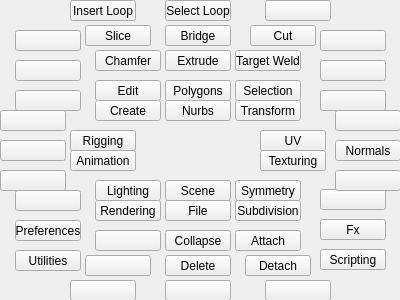
This is tk_ui/main.ui in m3trik/Scripts_portable as Qt 5 draws it before an edit. The edited form follows.
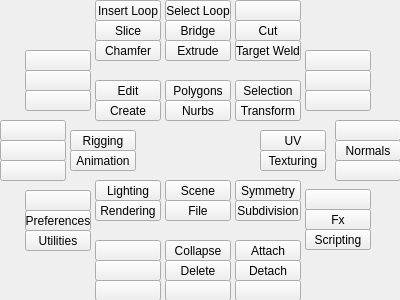
This is the edited form.

What changed in the file:
```diff
--- a/tk_ui/main.ui
+++ b/tk_ui/main.ui
@@ -448,107 +448,13 @@
      <string>Selection</string>
     </property>
    </widget>
-   <widget class="QWidget" name="r000" native="true">
-    <property name="geometry">
-     <rect>
-      <x>95</x>
-      <y>50</y>
-      <width>206</width>
-      <height>21</height>
-     </rect>
-    </property>
-    <widget class="QPushButton" name="v000">
-     <property name="geometry">
-      <rect>
-       <x>70</x>
-       <y>0</y>
-       <width>66</width>
-       <height>21</height>
-      </rect>
-     </property>
-     <property name="minimumSize">
-      <size>
-       <width>0</width>
-       <height>21</height>
-      </size>
-     </property>
-     <property name="maximumSize">
-      <size>
-       <width>16777215</width>
-       <height>21</height>
-      </size>
-     </property>
-     <property name="toolTip">
-      <string>Extrude</string>
-     </property>
-     <property name="text">
-      <string>Extrude</string>
-     </property>
-    </widget>
-    <widget class="QPushButton" name="v010">
-     <property name="geometry">
-      <rect>
-       <x>0</x>
-       <y>0</y>
-       <width>66</width>
-       <height>21</height>
-      </rect>
-     </property>
-     <property name="minimumSize">
-      <size>
-       <width>0</width>
-       <height>21</height>
-      </size>
-     </property>
-     <property name="maximumSize">
-      <size>
-       <width>16777215</width>
-       <height>21</height>
-      </size>
-     </property>
-     <property name="toolTip">
-      <string/>
-     </property>
-     <property name="text">
-      <string>Chamfer</string>
-     </property>
-    </widget>
-    <widget class="QPushButton" name="v011">
-     <property name="geometry">
-      <rect>
-       <x>140</x>
-       <y>0</y>
-       <width>66</width>
-       <height>21</height>
-      </rect>
-     </property>
-     <property name="minimumSize">
-      <size>
-       <width>0</width>
-       <height>21</height>
-      </size>
-     </property>
-     <property name="maximumSize">
-      <size>
-       <width>16777215</width>
-       <height>21</height>
-      </size>
-     </property>
-     <property name="toolTip">
-      <string/>
-     </property>
-     <property name="text">
-      <string>Target Weld</string>
-     </property>
-    </widget>
-   </widget>
    <widget class="QWidget" name="r001" native="true">
     <property name="geometry">
      <rect>
       <x>95</x>
-      <y>230</y>
+      <y>240</y>
       <width>206</width>
-      <height>21</height>
+      <height>61</height>
      </rect>
     </property>
     <widget class="QPushButton" name="v005">
@@ -635,6 +541,174 @@
       <string/>
      </property>
     </widget>
+    <widget class="QPushButton" name="v017">
+     <property name="geometry">
+      <rect>
+       <x>0</x>
+       <y>20</y>
+       <width>66</width>
+       <height>21</height>
+      </rect>
+     </property>
+     <property name="minimumSize">
+      <size>
+       <width>0</width>
+       <height>21</height>
+      </size>
+     </property>
+     <property name="maximumSize">
+      <size>
+       <width>16777215</width>
+       <height>21</height>
+      </size>
+     </property>
+     <property name="toolTip">
+      <string/>
+     </property>
+     <property name="text">
+      <string/>
+     </property>
+    </widget>
+    <widget class="QPushButton" name="v004">
+     <property name="geometry">
+      <rect>
+       <x>70</x>
+       <y>20</y>
+       <width>66</width>
+       <height>21</height>
+      </rect>
+     </property>
+     <property name="minimumSize">
+      <size>
+       <width>0</width>
+       <height>21</height>
+      </size>
+     </property>
+     <property name="maximumSize">
+      <size>
+       <width>16777215</width>
+       <height>21</height>
+      </size>
+     </property>
+     <property name="toolTip">
+      <string>Delete</string>
+     </property>
+     <property name="text">
+      <string>Delete</string>
+     </property>
+    </widget>
+    <widget class="QPushButton" name="v008">
+     <property name="geometry">
+      <rect>
+       <x>140</x>
+       <y>20</y>
+       <width>66</width>
+       <height>21</height>
+      </rect>
+     </property>
+     <property name="minimumSize">
+      <size>
+       <width>0</width>
+       <height>21</height>
+      </size>
+     </property>
+     <property name="maximumSize">
+      <size>
+       <width>16777215</width>
+       <height>21</height>
+      </size>
+     </property>
+     <property name="toolTip">
+      <string/>
+     </property>
+     <property name="text">
+      <string>Detach</string>
+     </property>
+    </widget>
+    <widget class="QPushButton" name="v016">
+     <property name="geometry">
+      <rect>
+       <x>0</x>
+       <y>40</y>
+       <width>66</width>
+       <height>21</height>
+      </rect>
+     </property>
+     <property name="minimumSize">
+      <size>
+       <width>0</width>
+       <height>21</height>
+      </size>
+     </property>
+     <property name="maximumSize">
+      <size>
+       <width>16777215</width>
+       <height>21</height>
+      </size>
+     </property>
+     <property name="toolTip">
+      <string/>
+     </property>
+     <property name="text">
+      <string/>
+     </property>
+    </widget>
+    <widget class="QPushButton" name="v015">
+     <property name="geometry">
+      <rect>
+       <x>70</x>
+       <y>40</y>
+       <width>66</width>
+       <height>21</height>
+      </rect>
+     </property>
+     <property name="minimumSize">
+      <size>
+       <width>0</width>
+       <height>21</height>
+      </size>
+     </property>
+     <property name="maximumSize">
+      <size>
+       <width>16777215</width>
+       <height>21</height>
+      </size>
+     </property>
+     <property name="toolTip">
+      <string/>
+     </property>
+     <property name="text">
+      <string/>
+     </property>
+    </widget>
+    <widget class="QPushButton" name="v019">
+     <property name="geometry">
+      <rect>
+       <x>140</x>
+       <y>40</y>
+       <width>66</width>
+       <height>21</height>
+      </rect>
+     </property>
+     <property name="minimumSize">
+      <size>
+       <width>0</width>
+       <height>21</height>
+      </size>
+     </property>
+     <property name="maximumSize">
+      <size>
+       <width>16777215</width>
+       <height>21</height>
+      </size>
+     </property>
+     <property name="toolTip">
+      <string/>
+     </property>
+     <property name="text">
+      <string/>
+     </property>
+    </widget>
    </widget>
    <widget class="QWidget" name="r005" native="true">
     <property name="geometry">
@@ -648,7 +722,7 @@
     <widget class="QPushButton" name="v027">
      <property name="geometry">
       <rect>
-       <x>20</x>
+       <x>5</x>
        <y>60</y>
        <width>66</width>
        <height>21</height>
@@ -670,105 +744,14 @@
       <string/>
      </property>
      <property name="text">
-      <string/>
-     </property>
-    </widget>
-    <widget class="QPushButton" name="v022">
-     <property name="geometry">
-      <rect>
-       <x>20</x>
-       <y>0</y>
-       <width>66</width>
-       <height>21</height>
-      </rect>
-     </property>
-     <property name="minimumSize">
-      <size>
-       <width>0</width>
-       <height>21</height>
-      </size>
-     </property>
-     <property name="maximumSize">
-      <size>
-       <width>16777215</width>
-       <height>21</height>
-      </size>
-     </property>
-     <property name="toolTip">
-      <string/>
-     </property>
-     <property name="text">
-      <string/>
-     </property>
-    </widget>
-    <widget class="QPushButton" name="v029">
-     <property name="geometry">
-      <rect>
-       <x>20</x>
-       <y>30</y>
-       <width>66</width>
-       <height>21</height>
-      </rect>
-     </property>
-     <property name="minimumSize">
-      <size>
-       <width>0</width>
-       <height>21</height>
-      </size>
-     </property>
-     <property name="maximumSize">
-      <size>
-       <width>16777215</width>
-       <height>21</height>
-      </size>
-     </property>
-     <property name="toolTip">
-      <string/>
-     </property>
-     <property name="text">
-      <string/>
-     </property>
-    </widget>
-   </widget>
-   <widget class="QWidget" name="r004" native="true">
-    <property name="geometry">
-     <rect>
-      <x>0</x>
-      <y>30</y>
-      <width>96</width>
-      <height>81</height>
-     </rect>
-    </property>
-    <widget class="QPushButton" name="v024">
-     <property name="geometry">
-      <rect>
-       <x>15</x>
-       <y>60</y>
-       <width>66</width>
-       <height>21</height>
-      </rect>
-     </property>
-     <property name="minimumSize">
-      <size>
-       <width>0</width>
-       <height>21</height>
-      </size>
-     </property>
-     <property name="maximumSize">
-      <size>
-       <width>16777215</width>
-       <height>21</height>
-      </size>
-     </property>
-     <property name="toolTip">
       <string/>
      </property>
     </widget>
     <widget class="QPushButton" name="v025">
      <property name="geometry">
       <rect>
-       <x>15</x>
-       <y>0</y>
+       <x>5</x>
+       <y>20</y>
        <width>66</width>
        <height>21</height>
       </rect>
@@ -792,8 +775,8 @@
     <widget class="QPushButton" name="v026">
      <property name="geometry">
       <rect>
-       <x>15</x>
-       <y>30</y>
+       <x>5</x>
+       <y>40</y>
        <width>66</width>
        <height>21</height>
       </rect>
@@ -815,6 +798,97 @@
      </property>
     </widget>
    </widget>
+   <widget class="QWidget" name="r004" native="true">
+    <property name="geometry">
+     <rect>
+      <x>0</x>
+      <y>30</y>
+      <width>96</width>
+      <height>81</height>
+     </rect>
+    </property>
+    <widget class="QPushButton" name="v024">
+     <property name="geometry">
+      <rect>
+       <x>25</x>
+       <y>60</y>
+       <width>66</width>
+       <height>21</height>
+      </rect>
+     </property>
+     <property name="minimumSize">
+      <size>
+       <width>0</width>
+       <height>21</height>
+      </size>
+     </property>
+     <property name="maximumSize">
+      <size>
+       <width>16777215</width>
+       <height>21</height>
+      </size>
+     </property>
+     <property name="toolTip">
+      <string/>
+     </property>
+    </widget>
+    <widget class="QPushButton" name="v022">
+     <property name="geometry">
+      <rect>
+       <x>25</x>
+       <y>20</y>
+       <width>66</width>
+       <height>21</height>
+      </rect>
+     </property>
+     <property name="minimumSize">
+      <size>
+       <width>0</width>
+       <height>21</height>
+      </size>
+     </property>
+     <property name="maximumSize">
+      <size>
+       <width>16777215</width>
+       <height>21</height>
+      </size>
+     </property>
+     <property name="toolTip">
+      <string/>
+     </property>
+     <property name="text">
+      <string/>
+     </property>
+    </widget>
+    <widget class="QPushButton" name="v023">
+     <property name="geometry">
+      <rect>
+       <x>25</x>
+       <y>40</y>
+       <width>66</width>
+       <height>21</height>
+      </rect>
+     </property>
+     <property name="minimumSize">
+      <size>
+       <width>0</width>
+       <height>21</height>
+      </size>
+     </property>
+     <property name="maximumSize">
+      <size>
+       <width>16777215</width>
+       <height>21</height>
+      </size>
+     </property>
+     <property name="toolTip">
+      <string/>
+     </property>
+     <property name="text">
+      <string/>
+     </property>
+    </widget>
+   </widget>
    <widget class="QWidget" name="r006" native="true">
     <property name="geometry">
      <rect>
@@ -827,8 +901,8 @@
     <widget class="QPushButton" name="i022">
      <property name="geometry">
       <rect>
-       <x>15</x>
-       <y>30</y>
+       <x>25</x>
+       <y>20</y>
        <width>66</width>
        <height>21</height>
       </rect>
@@ -858,8 +932,8 @@
     <widget class="QPushButton" name="i020">
      <property name="geometry">
       <rect>
-       <x>15</x>
-       <y>60</y>
+       <x>25</x>
+       <y>40</y>
        <width>66</width>
        <height>21</height>
       </rect>
@@ -889,7 +963,7 @@
     <widget class="QPushButton" name="v030">
      <property name="geometry">
       <rect>
-       <x>15</x>
+       <x>25</x>
        <y>0</y>
        <width>66</width>
        <height>21</height>
@@ -924,8 +998,8 @@
     <widget class="QPushButton" name="i023">
      <property name="geometry">
       <rect>
-       <x>20</x>
-       <y>60</y>
+       <x>5</x>
+       <y>40</y>
        <width>66</width>
        <height>21</height>
       </rect>
@@ -952,7 +1026,7 @@
     <widget class="QPushButton" name="v028">
      <property name="geometry">
       <rect>
-       <x>20</x>
+       <x>5</x>
        <y>0</y>
        <width>66</width>
        <height>21</height>
@@ -980,8 +1054,8 @@
     <widget class="QPushButton" name="i024">
      <property name="geometry">
       <rect>
-       <x>20</x>
-       <y>30</y>
+       <x>5</x>
+       <y>20</y>
        <width>66</width>
        <height>21</height>
       </rect>
@@ -1019,7 +1093,7 @@
      <property name="geometry">
       <rect>
        <x>5</x>
-       <y>0</y>
+       <y>10</y>
        <width>66</width>
        <height>21</height>
       </rect>
@@ -1069,7 +1143,7 @@
      <property name="geometry">
       <rect>
        <x>5</x>
-       <y>60</y>
+       <y>50</y>
        <width>66</width>
        <height>21</height>
       </rect>
@@ -1104,35 +1178,7 @@
      <property name="geometry">
       <rect>
        <x>5</x>
-       <y>0</y>
-       <width>66</width>
-       <height>21</height>
-      </rect>
-     </property>
-     <property name="minimumSize">
-      <size>
-       <width>0</width>
-       <height>21</height>
-      </size>
-     </property>
-     <property name="maximumSize">
-      <size>
-       <width>16777215</width>
-       <height>21</height>
-      </size>
-     </property>
-     <property name="toolTip">
-      <string/>
-     </property>
-     <property name="text">
-      <string/>
-     </property>
-    </widget>
-    <widget class="QPushButton" name="v023">
-     <property name="geometry">
-      <rect>
-       <x>5</x>
-       <y>60</y>
+       <y>10</y>
        <width>66</width>
        <height>21</height>
       </rect>
@@ -1184,21 +1230,11 @@
       <string>Normals</string>
      </property>
     </widget>
-   </widget>
-   <widget class="QWidget" name="r008" native="true">
-    <property name="geometry">
-     <rect>
-      <x>85</x>
-      <y>25</y>
-      <width>231</width>
-      <height>21</height>
-     </rect>
-    </property>
-    <widget class="QPushButton" name="v003">
+    <widget class="QPushButton" name="v029">
      <property name="geometry">
       <rect>
-       <x>0</x>
-       <y>0</y>
+       <x>5</x>
+       <y>50</y>
        <width>66</width>
        <height>21</height>
       </rect>
@@ -1216,76 +1252,20 @@
       </size>
      </property>
      <property name="toolTip">
-      <string>Delete</string>
+      <string/>
      </property>
      <property name="text">
-      <string>Slice</string>
+      <string/>
      </property>
     </widget>
-    <widget class="QPushButton" name="v001">
-     <property name="geometry">
-      <rect>
-       <x>80</x>
-       <y>0</y>
-       <width>66</width>
-       <height>21</height>
-      </rect>
-     </property>
-     <property name="minimumSize">
-      <size>
-       <width>0</width>
-       <height>21</height>
-      </size>
-     </property>
-     <property name="maximumSize">
-      <size>
-       <width>16777215</width>
-       <height>21</height>
-      </size>
-     </property>
-     <property name="toolTip">
-      <string>Bridge</string>
-     </property>
-     <property name="text">
-      <string>Bridge</string>
-     </property>
-    </widget>
-    <widget class="QPushButton" name="v002">
-     <property name="geometry">
-      <rect>
-       <x>165</x>
-       <y>0</y>
-       <width>66</width>
-       <height>21</height>
-      </rect>
-     </property>
-     <property name="minimumSize">
-      <size>
-       <width>0</width>
-       <height>21</height>
-      </size>
-     </property>
-     <property name="maximumSize">
-      <size>
-       <width>16777215</width>
-       <height>21</height>
-      </size>
-     </property>
-     <property name="toolTip">
-      <string>Multi-Cut</string>
-     </property>
-     <property name="text">
-      <string>Cut</string>
-     </property>
-    </widget>
    </widget>
-   <widget class="QWidget" name="r009" native="true">
+   <widget class="QWidget" name="r000" native="true">
     <property name="geometry">
      <rect>
-      <x>70</x>
+      <x>95</x>
       <y>0</y>
-      <width>261</width>
-      <height>21</height>
+      <width>206</width>
+      <height>61</height>
      </rect>
     </property>
     <widget class="QPushButton" name="v006">
@@ -1319,7 +1299,7 @@
     <widget class="QPushButton" name="v007">
      <property name="geometry">
       <rect>
-       <x>95</x>
+       <x>70</x>
        <y>0</y>
        <width>66</width>
        <height>21</height>
@@ -1347,7 +1327,7 @@
     <widget class="QPushButton" name="v014">
      <property name="geometry">
       <rect>
-       <x>195</x>
+       <x>140</x>
        <y>0</y>
        <width>66</width>
        <height>21</height>
@@ -1372,21 +1352,11 @@
       <string/>
      </property>
     </widget>
-   </widget>
-   <widget class="QWidget" name="r010" native="true">
-    <property name="geometry">
-     <rect>
-      <x>85</x>
-      <y>255</y>
-      <width>226</width>
-      <height>21</height>
-     </rect>
-    </property>
-    <widget class="QPushButton" name="v008">
+    <widget class="QPushButton" name="v003">
      <property name="geometry">
       <rect>
-       <x>160</x>
-       <y>0</y>
+       <x>0</x>
+       <y>20</y>
        <width>66</width>
        <height>21</height>
       </rect>
@@ -1404,17 +1374,17 @@
       </size>
      </property>
      <property name="toolTip">
-      <string/>
+      <string>Delete</string>
      </property>
      <property name="text">
-      <string>Detach</string>
+      <string>Slice</string>
      </property>
     </widget>
-    <widget class="QPushButton" name="v004">
+    <widget class="QPushButton" name="v001">
      <property name="geometry">
       <rect>
-       <x>80</x>
-       <y>0</y>
+       <x>70</x>
+       <y>20</y>
        <width>66</width>
        <height>21</height>
       </rect>
@@ -1432,17 +1402,17 @@
       </size>
      </property>
      <property name="toolTip">
-      <string>Delete</string>
+      <string>Bridge</string>
      </property>
      <property name="text">
-      <string>Delete</string>
+      <string>Bridge</string>
      </property>
     </widget>
-    <widget class="QPushButton" name="v017">
+    <widget class="QPushButton" name="v002">
      <property name="geometry">
       <rect>
-       <x>0</x>
-       <y>0</y>
+       <x>140</x>
+       <y>20</y>
        <width>66</width>
        <height>21</height>
       </rect>
@@ -1460,27 +1430,17 @@
       </size>
      </property>
      <property name="toolTip">
-      <string/>
+      <string>Multi-Cut</string>
      </property>
      <property name="text">
-      <string/>
+      <string>Cut</string>
      </property>
     </widget>
-   </widget>
-   <widget class="QWidget" name="r011" native="true">
-    <property name="geometry">
-     <rect>
-      <x>70</x>
-      <y>280</y>
-      <width>261</width>
-      <height>21</height>
-     </rect>
-    </property>
-    <widget class="QPushButton" name="v019">
+    <widget class="QPushButton" name="v010">
      <property name="geometry">
       <rect>
-       <x>195</x>
-       <y>0</y>
+       <x>0</x>
+       <y>40</y>
        <width>66</width>
        <height>21</height>
       </rect>
@@ -1501,14 +1461,14 @@
       <string/>
      </property>
      <property name="text">
-      <string/>
+      <string>Chamfer</string>
      </property>
     </widget>
-    <widget class="QPushButton" name="v015">
+    <widget class="QPushButton" name="v000">
      <property name="geometry">
       <rect>
-       <x>95</x>
-       <y>0</y>
+       <x>70</x>
+       <y>40</y>
        <width>66</width>
        <height>21</height>
       </rect>
@@ -1526,17 +1486,17 @@
       </size>
      </property>
      <property name="toolTip">
-      <string/>
+      <string>Extrude</string>
      </property>
      <property name="text">
-      <string/>
+      <string>Extrude</string>
      </property>
     </widget>
-    <widget class="QPushButton" name="v016">
+    <widget class="QPushButton" name="v011">
      <property name="geometry">
       <rect>
-       <x>0</x>
-       <y>0</y>
+       <x>140</x>
+       <y>40</y>
        <width>66</width>
        <height>21</height>
       </rect>
@@ -1557,7 +1517,7 @@
       <string/>
      </property>
      <property name="text">
-      <string/>
+      <string>Target Weld</string>
      </property>
     </widget>
    </widget>
@@ -1620,8 +1580,7 @@
      <string>Symmetry</string>
     </property>
    </widget>
-   <zorder>r009</zorder>
-   <zorder>r008</zorder>
+   <zorder>r000</zorder>
    <zorder>r006</zorder>
    <zorder>r007</zorder>
    <zorder>r004</zorder>
@@ -1641,11 +1600,8 @@
    <zorder>i010</zorder>
    <zorder>i008</zorder>
    <zorder>i009</zorder>
-   <zorder>r000</zorder>
    <zorder>r001</zorder>
    <zorder>r002</zorder>
-   <zorder>r010</zorder>
-   <zorder>r011</zorder>
    <zorder>i017</zorder>
    <zorder>i021</zorder>
   </widget>
```
